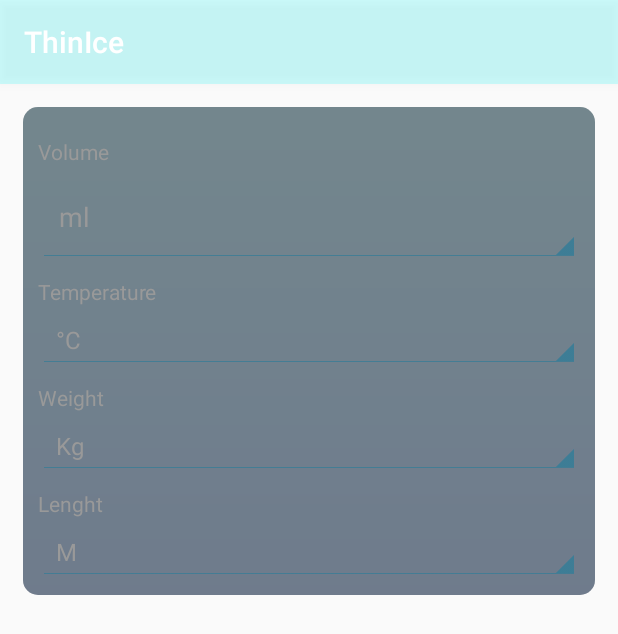
After one commit to UDTechLLC/thin-ice-android, an Android app: the fragment FragmentSettingsMeasurements shown on its own in the app's theme, on a phone screen of 412 x 824 dp. The commit adds this screen. Shown: the top 634 px of the screen. Run offline under Robolectric (Android 15) with nearby library versions, the phone set to English and light mode, and no system bars; our stand-ins replace ButterKnife.

Commit message:
settings

```diff
--- /dev/null
+++ b/ThinIce/app/src/main/java/com/udtech/thinice/model/Settings.java
@@ -0,0 +1,108 @@
+package com.udtech.thinice.model;
+
+import android.content.Context;
+import android.content.SharedPreferences;
+
+/**
+ * Created by JOkolot on 27.11.2015.
+ */
+public class Settings {
+    private static final String NAME = "settings";
+    private static final String TEMPERATURE = "temp";
+    private static final String VOLUME = "vol";
+    private static final String WEIGHT = "weight";
+    private static final String LENGHT = "lenght";
+
+    //true if metrical/celsium
+    private boolean temperature;
+    private boolean weight;
+    private boolean lenght;
+    private boolean volume;
+
+    public boolean isTemperature() {
+        return temperature;
+    }
+
+    public void setTemperature(boolean temperature) {
+        this.temperature = temperature;
+    }
+
+    public boolean isWeight() {
+        return weight;
+    }
+
+    public void setWeight(boolean weight) {
+        this.weight = weight;
+    }
+
+    public boolean isLenght() {
+        return lenght;
+    }
+
+    public void setLenght(boolean lenght) {
+        this.lenght = lenght;
+    }
+
+    public boolean isVolume() {
+        return volume;
+    }
+
+    public void setVolume(boolean volume) {
+        this.volume = volume;
+    }
+
+    public Settings fetch(Context context) {
+        SharedPreferences sPref = context.getSharedPreferences(NAME, Context.MODE_PRIVATE);
+        temperature = sPref.getBoolean(TEMPERATURE,false);
+        lenght = sPref.getBoolean(LENGHT,false);
+        volume = sPref.getBoolean(VOLUME,false);
+        weight = sPref.getBoolean(WEIGHT,false);
+        return this;
+    }
+
+    public Settings save(Context context) {
+        SharedPreferences sPref = context.getSharedPreferences(NAME, Context.MODE_PRIVATE);
+        SharedPreferences.Editor ed = sPref.edit();
+        ed.putBoolean(TEMPERATURE,temperature);
+        ed.putBoolean(LENGHT,lenght);
+        ed.putBoolean(VOLUME,volume);
+        ed.putBoolean(WEIGHT,weight);
+        ed.commit();
+        return this;
+    }
+
+    public static int convertTemperature(int temp) {
+        return Math.round((9.0f / 5.0f) * temp + 32);
+
+    }
+
+    public static int convertWeight(int weight) {
+        return Math.round(2.2f * weight);
+    }
+
+    public static int convertLenght(int lenght) {
+        double inches = (lenght / 2.54f);
+        return (int) Math.round(inches);
+    }
+
+    public static int convertVolume(int vol) {
+        return Math.round(0.008345f * vol);
+    }
+
+    public static int deconvertVolume(int volume) {
+        return Math.round(volume / 0.008345f);
+
+    }
+
+    public static int deconvertTemperature(int temp) {
+        return Math.round((temp - 32f) * 5f / 9f);
+    }
+
+    public static int deconvertWeight(int weight) {
+        return Math.round(weight/2.2f );
+    }
+
+    public static int deconvertLenght(int temp) {
+        return Math.round(temp/2.54f);
+    }
+}
--- a/ThinIce/app/src/main/java/com/udtech/thinice/ui/MainActivity.java
+++ b/ThinIce/app/src/main/java/com/udtech/thinice/ui/MainActivity.java
@@ -14,6 +14,7 @@
 import com.udtech.thinice.R;
 import com.udtech.thinice.model.Day;
 import com.udtech.thinice.ui.main.FragmentDashBoard;
+import com.udtech.thinice.ui.main.FragmentSettings;
 import com.udtech.thinice.ui.main.FragmentStatistics;
 import com.udtech.thinice.ui.main.MenuHolder;
 
@@ -85,6 +86,7 @@
         if (position != openedMenuItem)
             switch (position) {
                 case MenuHolder.SETTINGS: {
+                    getSupportFragmentManager().beginTransaction().replace(R.id.container, new FragmentSettings()).addToBackStack(null).commit();
                     break;
                 }
                 case MenuHolder.STATISTICS: {
--- /dev/null
+++ b/ThinIce/app/src/main/java/com/udtech/thinice/ui/main/FragmentSettingsMeasurements.java
@@ -0,0 +1,106 @@
+package com.udtech.thinice.ui.main;
+
+import android.os.Bundle;
+import android.support.annotation.Nullable;
+import android.support.v4.app.Fragment;
+import android.view.LayoutInflater;
+import android.view.View;
+import android.view.ViewGroup;
+import android.widget.AdapterView;
+import android.widget.ArrayAdapter;
+import android.widget.Spinner;
+
+import com.udtech.thinice.R;
+import com.udtech.thinice.model.Settings;
+
+import java.util.Arrays;
+
+import butterknife.Bind;
+import butterknife.ButterKnife;
+
+/**
+ * Created by JOkolot on 27.11.2015.
+ */
+public class FragmentSettingsMeasurements extends Fragment{
+    @Bind(R.id.volumeSpinner)
+    Spinner volume;
+    @Bind(R.id.temperatureSpinner)
+    Spinner temperature;
+    @Bind(R.id.weightSpinner)
+    Spinner weight;
+    @Bind(R.id.lenghtSpinner)
+    Spinner lenght;
+    private Settings settings;
+    @Nullable
+    @Override
+    public View onCreateView(LayoutInflater inflater, ViewGroup container, Bundle savedInstanceState) {
+        settings = new Settings().fetch(getContext());
+        return inflater.inflate(R.layout.fragment_measurments,container,false);
+    }
+
+    @Override
+    public void onViewCreated(View view, @Nullable Bundle savedInstanceState) {
+        super.onViewCreated(view, savedInstanceState);
+        ButterKnife.bind(this, view);
+        volume.setAdapter(new ArrayAdapter<String>(getActivity(), R.layout.item_spinner,R.id.tittle, Arrays.asList(new String[]{"ml", "oz"})));
+        volume.setSelection(settings.isVolume() ? 1 : 0);
+        volume.setOnItemSelectedListener(new AdapterView.OnItemSelectedListener() {
+            @Override
+            public void onItemSelected(AdapterView<?> parentView, View selectedItemView, int position, long id) {
+                settings.setVolume(position != 0);
+                settings.save(getContext());
+            }
+
+            @Override
+            public void onNothingSelected(AdapterView<?> parentView) {
+                // your code here
+            }
+
+        });
+        temperature.setAdapter(new ArrayAdapter<String>(getActivity(), android.R.layout.simple_spinner_item, Arrays.asList(new String[]{"°C", "°F"})));
+        temperature.setSelection(settings.isTemperature() ? 1 : 0);
+        temperature.setOnItemSelectedListener(new AdapterView.OnItemSelectedListener() {
+            @Override
+            public void onItemSelected(AdapterView<?> parentView, View selectedItemView, int position, long id) {
+                settings.setTemperature(position != 0);
+                settings.save(getContext());
+            }
+
+            @Override
+            public void onNothingSelected(AdapterView<?> parentView) {
+                // your code here
+            }
+
+        });
+        weight.setAdapter(new ArrayAdapter<String>(getActivity(), android.R.layout.simple_spinner_item, Arrays.asList(new String[]{"Kg", "Lb"})));
+        weight.setSelection(settings.isWeight() ? 1 : 0);
+        weight.setOnItemSelectedListener(new AdapterView.OnItemSelectedListener() {
+            @Override
+            public void onItemSelected(AdapterView<?> parentView, View selectedItemView, int position, long id) {
+                settings.setWeight(position != 0);
+                settings.save(getContext());
+            }
+
+            @Override
+            public void onNothingSelected(AdapterView<?> parentView) {
+                // your code here
+            }
+
+        });
+        lenght.setAdapter(new ArrayAdapter<String>(getActivity(), android.R.layout.simple_spinner_item, Arrays.asList(new String[]{"M", "Ft"})));
+        lenght.setSelection(settings.isLenght() ? 1 : 0);
+        lenght.setOnItemSelectedListener(new AdapterView.OnItemSelectedListener() {
+            @Override
+            public void onItemSelected(AdapterView<?> parentView, View selectedItemView, int position, long id) {
+                settings.setLenght(position!=0);
+                settings.save(getContext());
+            }
+
+            @Override
+            public void onNothingSelected(AdapterView<?> parentView) {
+                // your code here
+            }
+
+        });
+    }
+}
--- a/ThinIce/app/src/main/java/com/udtech/thinice/ui/widgets/ChildFriendlyScrollView.java
+++ b/ThinIce/app/src/main/java/com/udtech/thinice/ui/widgets/ChildFriendlyScrollView.java
@@ -27,7 +27,7 @@
     class YScrollDetector extends GestureDetector.SimpleOnGestureListener {
         @Override
         public boolean onScroll(MotionEvent e1, MotionEvent e2, float distanceX, float distanceY) {
-            return Math.abs(distanceY) /4> Math.abs(distanceX);
+            return Math.abs(distanceY) > Math.abs(distanceX);
         }
     }
 }
--- /dev/null
+++ b/ThinIce/app/src/main/res/drawable/bg_selection_active.xml
@@ -0,0 +1,5 @@
+<?xml version="1.0" encoding="utf-8"?>
+<shape xmlns:android="http://schemas.android.com/apk/res/android">
+    <corners android:radius="25dp"/>
+    <solid android:color="@color/colorAccent"/>
+</shape>
--- /dev/null
+++ b/ThinIce/app/src/main/res/drawable/switch_bg_color.xml
@@ -0,0 +1,6 @@
+<?xml version="1.0" encoding="utf-8"?>
+
+<selector xmlns:android="http://schemas.android.com/apk/res/android">
+    <item android:state_checked="true" android:color="#b2dedb"/>
+    <item android:color="#cccccc"/>
+</selector>
--- /dev/null
+++ b/ThinIce/app/src/main/res/drawable/switch_color.xml
@@ -0,0 +1,5 @@
+<?xml version="1.0" encoding="utf-8"?>
+<selector xmlns:android="http://schemas.android.com/apk/res/android">
+    <item android:state_checked="true" android:color="#33c6cb" />
+    <item android:color="#999999"/>
+</selector>
--- a/ThinIce/app/src/main/res/layout/fragment_measurments.xml
+++ b/ThinIce/app/src/main/res/layout/fragment_measurments.xml
@@ -1,6 +1,73 @@
 <?xml version="1.0" encoding="utf-8"?>
-<LinearLayout xmlns:android="http://schemas.android.com/apk/res/android"
-    android:orientation="vertical" android:layout_width="match_parent"
+<FrameLayout
+    xmlns:android="http://schemas.android.com/apk/res/android"
+    android:layout_width="match_parent"
     android:layout_height="match_parent">
 
-</LinearLayout>
+    <LinearLayout xmlns:android="http://schemas.android.com/apk/res/android"
+        android:layout_width="match_parent"
+        android:layout_height="wrap_content"
+        android:layout_margin="15dp"
+        android:background="@drawable/bg_card"
+        android:orientation="vertical"
+        android:padding="10dp">
+
+
+        <TextView
+            android:layout_width="wrap_content"
+            android:layout_height="wrap_content"
+            android:layout_marginBottom="4dp"
+            android:layout_marginTop="10dp"
+            android:text="Volume" />
+
+        <Spinner
+            android:id="@+id/volumeSpinner"
+            android:layout_width="match_parent"
+            android:layout_height="wrap_content"
+            android:background="@drawable/bg_spinner"
+            android:popupBackground="#2b5568"
+            android:spinnerMode="dropdown" />
+
+        <TextView
+            android:layout_width="wrap_content"
+            android:layout_height="wrap_content"
+            android:layout_marginBottom="4dp"
+            android:layout_marginTop="10dp"
+            android:text="Temperature" />
+
+        <Spinner
+            android:id="@+id/temperatureSpinner"
+            android:layout_width="match_parent"
+            android:layout_height="wrap_content"
+            android:background="@drawable/bg_spinner"
+            android:spinnerMode="dropdown" />
+
+        <TextView
+            android:layout_width="wrap_content"
+            android:layout_height="wrap_content"
+            android:layout_marginBottom="4dp"
+            android:layout_marginTop="10dp"
+            android:text="Weight" />
+
+        <Spinner
+            android:id="@+id/weightSpinner"
+            android:layout_width="match_parent"
+            android:layout_height="wrap_content"
+            android:background="@drawable/bg_spinner"
+            android:spinnerMode="dropdown" />
+
+        <TextView
+            android:layout_width="wrap_content"
+            android:layout_height="wrap_content"
+            android:layout_marginBottom="4dp"
+            android:layout_marginTop="10dp"
+            android:text="Lenght" />
+
+        <Spinner
+            android:id="@+id/lenghtSpinner"
+            android:layout_width="match_parent"
+            android:layout_height="wrap_content"
+            android:background="@drawable/bg_spinner"
+            android:spinnerMode="dropdown" />
+    </LinearLayout>
+</FrameLayout>
--- /dev/null
+++ b/ThinIce/app/src/main/res/layout/item_spinner.xml
@@ -0,0 +1,15 @@
+<?xml version="1.0" encoding="utf-8"?>
+<LinearLayout xmlns:android="http://schemas.android.com/apk/res/android"
+    android:orientation="vertical" android:layout_width="match_parent"
+    android:layout_height="wrap_content">
+
+    <TextView
+        android:layout_width="wrap_content"
+        android:layout_height="wrap_content"
+        android:textAppearance="?android:attr/textAppearanceMedium"
+        android:text="Medium Text"
+        android:id="@+id/tittle"
+        android:textColor="@color/textViewColor"
+        android:layout_margin="10dp"
+        android:background="#0fff" />
+</LinearLayout>
--- a/ThinIce/app/src/main/res/values/colors.xml
+++ b/ThinIce/app/src/main/res/values/colors.xml
@@ -11,4 +11,5 @@
     <color name="colorAccentDark">#9575cd</color>
     <color name="graphBase">#5e35b1</color>
     <color name="graphState">#33c6cb</color>
+
 </resources>
```
Also changed, not shown: ThinIce/app/build.gradle (+5 -3 lines), ThinIce/app/src/main/java/com/udtech/thinice/ui/main/FragmentSettings.java (added, +33 -0 lines), ThinIce/app/src/main/java/com/udtech/thinice/ui/main/FragmentSettingsNotifications.java (added, +83 -0 lines), ThinIce/app/src/main/java/com/udtech/thinice/ui/main/adapters/FragmentAdapterSettings.java (added, +38 -0 lines), ThinIce/app/src/main/res/layout/fragment_settings.xml (+26 -2 lines), ThinIce/app/src/main/res/layout/fragment_settings_notifications.xml (added, +129 -0 lines), ThinIce/app/src/main/res/layout/item_wear_control.xml (+60 -15 lines), 1 other file.
